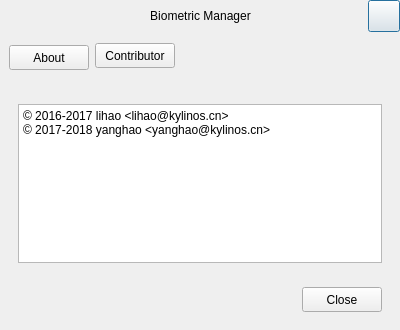
Above: src/aboutdialog.ui from ukui/ukui-biometric-manager before the change. Below: the same form after it.
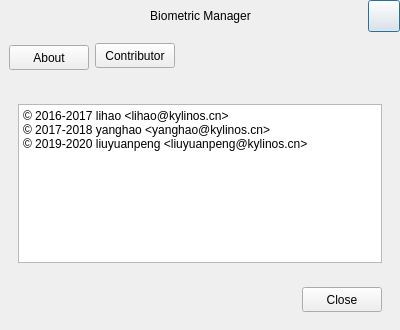
That is the form after the change. The open tabs and pages were chosen to show the change.

Patch:
```diff
--- a/src/aboutdialog.ui
+++ b/src/aboutdialog.ui
@@ -294,9 +294,10 @@
              <string>&lt;!DOCTYPE HTML PUBLIC &quot;-//W3C//DTD HTML 4.0//EN&quot; &quot;http://www.w3.org/TR/REC-html40/strict.dtd&quot;&gt;
 &lt;html&gt;&lt;head&gt;&lt;meta name=&quot;qrichtext&quot; content=&quot;1&quot; /&gt;&lt;style type=&quot;text/css&quot;&gt;
 p, li { white-space: pre-wrap; }
-&lt;/style&gt;&lt;/head&gt;&lt;body style=&quot; font-family:'Cantarell'; font-size:11pt; font-weight:400; font-style:normal;&quot;&gt;
+&lt;/style&gt;&lt;/head&gt;&lt;body style=&quot; font-family:'Ubuntu'; font-size:11pt; font-weight:400; font-style:normal;&quot;&gt;
 &lt;p style=&quot; margin-top:0px; margin-bottom:0px; margin-left:0px; margin-right:0px; -qt-block-indent:0; text-indent:0px;&quot;&gt;&lt;span style=&quot; font-family:'Sans Serif'; font-size:9pt;&quot;&gt;© 2016-2017 lihao &amp;lt;lihao@kylinos.cn&amp;gt;&lt;/span&gt;&lt;/p&gt;
-&lt;p style=&quot; margin-top:0px; margin-bottom:0px; margin-left:0px; margin-right:0px; -qt-block-indent:0; text-indent:0px;&quot;&gt;&lt;span style=&quot; font-family:'Sans Serif'; font-size:9pt;&quot;&gt;© 2017-2018 yanghao &amp;lt;yanghao@kylinos.cn&amp;gt;&lt;/span&gt;&lt;/p&gt;&lt;/body&gt;&lt;/html&gt;</string>
+&lt;p style=&quot; margin-top:0px; margin-bottom:0px; margin-left:0px; margin-right:0px; -qt-block-indent:0; text-indent:0px;&quot;&gt;&lt;span style=&quot; font-family:'Sans Serif'; font-size:9pt;&quot;&gt;© 2017-2018 yanghao &amp;lt;yanghao@kylinos.cn&amp;gt;&lt;/span&gt;&lt;/p&gt;
+&lt;p style=&quot; margin-top:0px; margin-bottom:0px; margin-left:0px; margin-right:0px; -qt-block-indent:0; text-indent:0px;&quot;&gt;&lt;span style=&quot; font-family:'Sans Serif'; font-size:9pt;&quot;&gt;© 2019-2020 liuyuanpeng &amp;lt;liuyuanpeng@kylinos.cn&amp;gt;&lt;/span&gt;&lt;/p&gt;&lt;/body&gt;&lt;/html&gt;</string>
             </property>
            </widget>
           </item>
```
Left out of the diff: 2 changed lines with no effect on the pictures.
